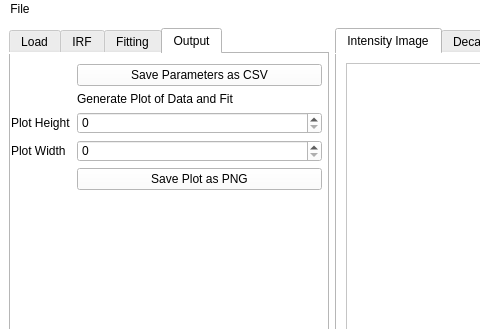
Qt form qt_app/gui/agbp_flimfitter.ui (Tomkaehst/PhasorFLIM) before a commit; both pictures show x 0 to 480 and y 0 to 329 of the 1130 by 776 pixel window.
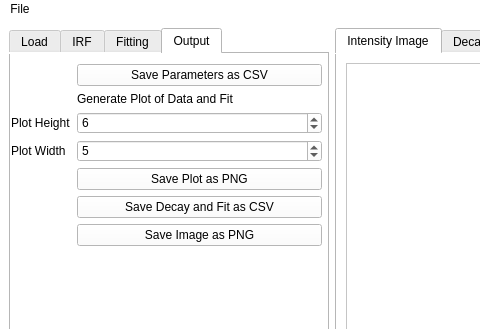
The same form after that commit. The open tabs and pages were chosen to show the change. Custom widgets are drawn as their Qt base class.

Commit message: Added GUI for saving intensity image and decay as csv. Removed IRF fitting as no longer needed.

```diff
--- a/qt_app/gui/agbp_flimfitter.ui
+++ b/qt_app/gui/agbp_flimfitter.ui
@@ -560,7 +560,7 @@
           <x>0</x>
           <y>10</y>
           <width>311</width>
-          <height>201</height>
+          <height>205</height>
          </rect>
         </property>
         <layout class="QFormLayout" name="formLayout_3">
@@ -586,7 +586,17 @@
           </widget>
          </item>
          <item row="2" column="1">
-          <widget class="QSpinBox" name="spinBox_plotHeight"/>
+          <widget class="QSpinBox" name="spinBox_plotHeight">
+           <property name="minimum">
+            <number>2</number>
+           </property>
+           <property name="maximum">
+            <number>20</number>
+           </property>
+           <property name="value">
+            <number>6</number>
+           </property>
+          </widget>
          </item>
          <item row="3" column="0">
           <widget class="QLabel" name="label_plotWidth">
@@ -596,7 +606,17 @@
           </widget>
          </item>
          <item row="3" column="1">
-          <widget class="QSpinBox" name="spinBox_plotWidth"/>
+          <widget class="QSpinBox" name="spinBox_plotWidth">
+           <property name="minimum">
+            <number>2</number>
+           </property>
+           <property name="maximum">
+            <number>20</number>
+           </property>
+           <property name="value">
+            <number>5</number>
+           </property>
+          </widget>
          </item>
          <item row="4" column="1">
           <widget class="QPushButton" name="pushButton_savePlot">
@@ -605,6 +625,20 @@
            </property>
           </widget>
          </item>
+         <item row="5" column="1">
+          <widget class="QPushButton" name="pushButton_saveDecay">
+           <property name="text">
+            <string>Save Decay and Fit as CSV</string>
+           </property>
+          </widget>
+         </item>
+         <item row="6" column="1">
+          <widget class="QPushButton" name="pushButton_saveImage">
+           <property name="text">
+            <string>Save Image as PNG</string>
+           </property>
+          </widget>
+         </item>
         </layout>
        </widget>
       </widget>
```
Left out of the diff: 84 changed lines with no effect on the pictures. The commit also changes 4 other files.
